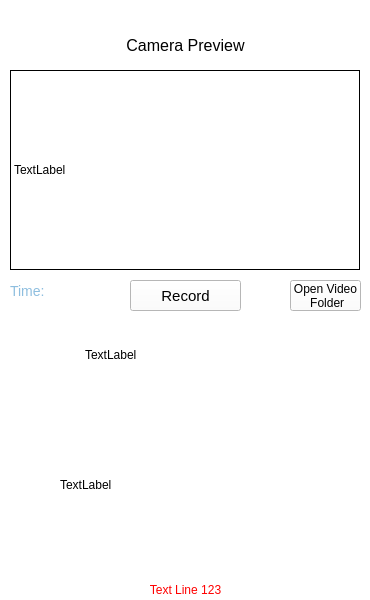
First picture: the form in PlazaPCO/mainwindow.ui, repository OurProjectTeamSocket/FirstProjectFromFreelancer, before the edit.
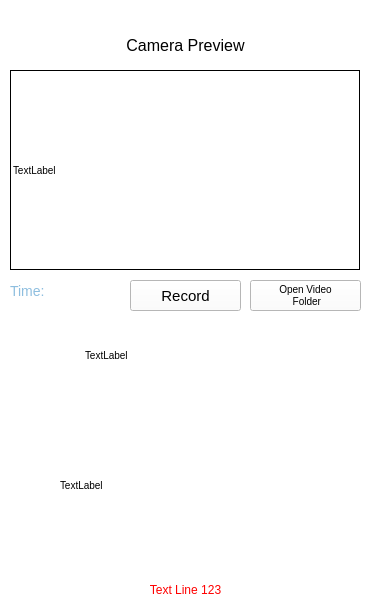
Second picture: the form after the edit.

Patch:
```diff
--- a/PlazaPCO/mainwindow.ui
+++ b/PlazaPCO/mainwindow.ui
@@ -25,6 +25,7 @@
   <property name="font">
    <font>
     <family>Arial</family>
+    <pointsize>-1</pointsize>
    </font>
   </property>
   <property name="windowTitle">
@@ -32,6 +33,7 @@
   </property>
   <property name="styleSheet">
    <string notr="true">font-family: Arial;
+font-size: 10px !important; 
 background: rgb(255, 255, 255);</string>
   </property>
   <widget class="QWidget" name="centralwidget">
@@ -89,9 +91,9 @@
    <widget class="QToolButton" name="toolButton">
     <property name="geometry">
      <rect>
-      <x>290</x>
+      <x>250</x>
       <y>280</y>
-      <width>71</width>
+      <width>111</width>
       <height>31</height>
      </rect>
     </property>
```
